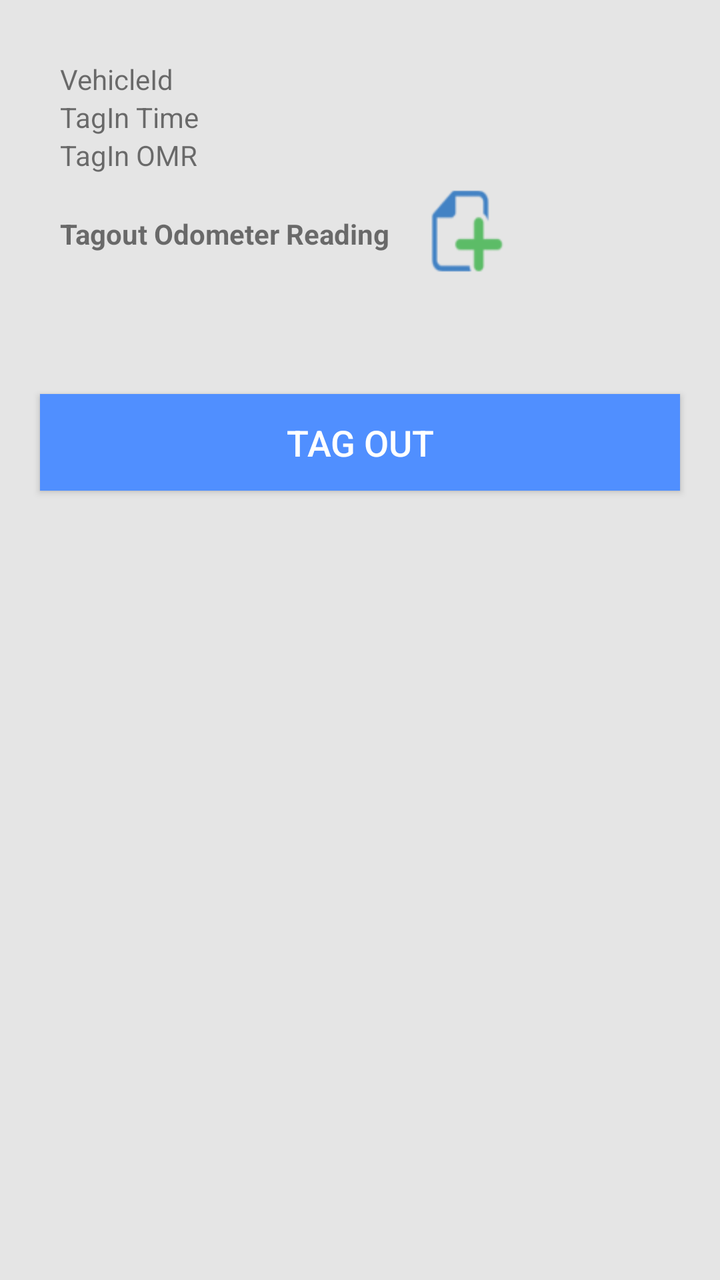
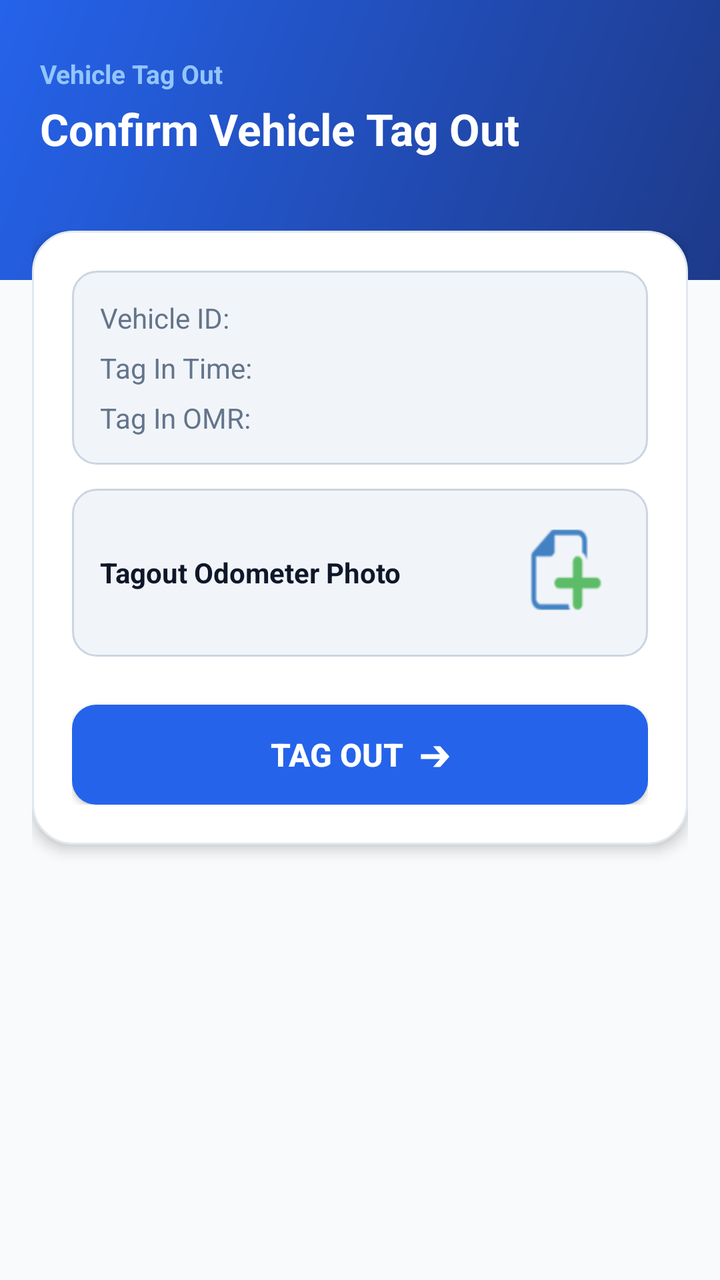

Compare the two renders of this Android layout. The source of the first and the diff that turns it into the second are given below.
<!-- AndroidManifest.xml: application theme AppTheme -->
<!-- res/layout/activity_tagout.xml -->
<?xml version="1.0" encoding="utf-8"?>
<LinearLayout xmlns:android="http://schemas.android.com/apk/res/android"
              android:orientation="vertical"
              android:layout_width="match_parent"
              android:layout_height="match_parent"
              android:id="@+id/activity_checklist"
              android:background="@color/gray">
    <LinearLayout
        android:layout_width="match_parent"
        android:layout_height="wrap_content"
        android:orientation="vertical"
        android:paddingLeft="30dp"
        android:paddingTop="30dp">
    <LinearLayout
        android:layout_width="wrap_content"
        android:layout_height="wrap_content"
        android:orientation="horizontal">
        <TextView
            android:layout_width="90dp"
            android:layout_height="wrap_content"
            android:text="VehicleId"/>
        <TextView
            android:layout_width="wrap_content"
            android:layout_height="wrap_content"
            android:id="@+id/vehicleid"
            android:textStyle="bold"/>
    </LinearLayout>
    <LinearLayout
        android:layout_width="wrap_content"
        android:layout_height="wrap_content"
        android:orientation="horizontal">
        <TextView
            android:layout_width="90dp"
            android:layout_height="wrap_content"
            android:text="TagIn Time"/>
        <TextView
            android:layout_width="wrap_content"
            android:layout_height="wrap_content"
            android:id="@+id/tagInTime"
            android:textStyle="bold"/>
    </LinearLayout>
        <LinearLayout
            android:layout_width="wrap_content"
            android:layout_height="wrap_content"
            android:orientation="horizontal">
            <TextView
                android:layout_width="90dp"
                android:layout_height="wrap_content"
                android:text="TagIn OMR"/>
            <TextView
                android:layout_width="wrap_content"
                android:layout_height="wrap_content"
                android:id="@+id/tagInOMR"
                android:textStyle="bold"/>
        </LinearLayout>
        <LinearLayout
            android:layout_width="wrap_content"
            android:layout_height="wrap_content"
            android:orientation="horizontal">

            <TextView
                android:layout_width="wrap_content"
                android:layout_height="wrap_content"
                android:text="Tagout Odometer Reading"
                android:textStyle="bold"
                android:layout_gravity="center_vertical"
                android:paddingEnd="8dp" />

            <ImageView
                android:layout_width="60dp"
                android:layout_height="60dp"
                android:id="@+id/image_camera"
                android:onClick="onClick"
                android:layout_gravity="center_vertical"
                android:src="@drawable/file_add" />
        </LinearLayout>

    </LinearLayout>
    <androidx.appcompat.widget.AppCompatButton
        android:id="@+id/btnTagOut"
        android:layout_width="fill_parent"
        android:layout_height="wrap_content"
        android:layout_marginTop="50dp"
        android:layout_marginLeft="20dp"
        android:layout_marginRight="20dp"
        android:padding="12dp"
        android:textSize="18dp"
        android:textColor="#ffffff"
        android:background="#508fff"
        android:text="Tag Out"/>

</LinearLayout>
<!-- resources referenced by this layout -->
<resources>
  <color name="gray">#E5E5E5</color>
  <!-- drawable file_add: png bitmap (drawable, 4534 bytes) -->
  <style name="AppTheme" parent="Theme.AppCompat.Light.DarkActionBar">
          
          <item name="colorPrimary">@color/colorPrimary</item>
          <item name="colorPrimaryDark">@color/colorPrimaryDark</item>
          <item name="colorAccent">@color/colorAccent</item>
      </style>
  <color name="colorPrimary">#3F51B5</color>
  <color name="colorPrimaryDark">#303F9F</color>
  <color name="colorAccent">#6495ED</color>
</resources>

<!-- the commit's change to res/layout/activity_tagout.xml (unified diff, before → after) -->
@@ -1,92 +1,177 @@
 <?xml version="1.0" encoding="utf-8"?>
-<LinearLayout xmlns:android="http://schemas.android.com/apk/res/android"
-              android:orientation="vertical"
-              android:layout_width="match_parent"
-              android:layout_height="match_parent"
-              android:id="@+id/activity_checklist"
-              android:background="@color/gray">
+<RelativeLayout xmlns:android="http://schemas.android.com/apk/res/android"
+    android:id="@+id/activity_checklist"
+    android:layout_width="match_parent"
+    android:layout_height="match_parent"
+    android:background="#F8FAFC">
+
+    
     <LinearLayout
+        android:id="@+id/header_container"
         android:layout_width="match_parent"
-        android:layout_height="wrap_content"
+        android:layout_height="140dp"
+        android:background="@drawable/bg_header_blue"
         android:orientation="vertical"
-        android:paddingLeft="30dp"
-        android:paddingTop="30dp">
-    <LinearLayout
-        android:layout_width="wrap_content"
-        android:layout_height="wrap_content"
-        android:orientation="horizontal">
-        <TextView
-            android:layout_width="90dp"
-            android:layout_height="wrap_content"
-            android:text="VehicleId"/>
+        android:paddingHorizontal="20dp"
+        android:paddingTop="28dp">
+
         <TextView
             android:layout_width="wrap_content"
             android:layout_height="wrap_content"
-            android:id="@+id/vehicleid"
-            android:textStyle="bold"/>
-    </LinearLayout>
-    <LinearLayout
-        android:layout_width="wrap_content"
-        android:layout_height="wrap_content"
-        android:orientation="horizontal">
-        <TextView
-            android:layout_width="90dp"
-            android:layout_height="wrap_content"
-            android:text="TagIn Time"/>
+            android:text="Vehicle Tag Out"
+            android:textColor="#93C5FD"
+            android:textSize="13sp"
+            android:textStyle="bold" />
+
         <TextView
             android:layout_width="wrap_content"
             android:layout_height="wrap_content"
-            android:id="@+id/tagInTime"
-            android:textStyle="bold"/>
+            android:layout_marginTop="4dp"
+            android:text="Confirm Vehicle Tag Out"
+            android:textColor="#FFFFFF"
+            android:textSize="22sp"
+            android:textStyle="bold" />
     </LinearLayout>
+
+    <ScrollView
+        android:layout_width="match_parent"
+        android:layout_height="match_parent"
+        android:layout_below="@id/header_container"
+        android:layout_marginTop="-25dp"
+        android:fillViewport="true">
+
         <LinearLayout
-            android:layout_width="wrap_content"
+            android:layout_width="match_parent"
             android:layout_height="wrap_content"
-            android:orientation="horizontal">
-            <TextView
-                android:layout_width="90dp"
+            android:orientation="vertical"
+            android:paddingHorizontal="16dp"
+            android:paddingBottom="24dp">
+
+            <LinearLayout
+                android:layout_width="match_parent"
                 android:layout_height="wrap_content"
-                android:text="TagIn OMR"/>
-            <TextView
-                android:layout_width="wrap_content"
-                android:layout_height="wrap_content"
-                android:id="@+id/tagInOMR"
-                android:textStyle="bold"/>
+                android:background="@drawable/bg_login_card"
+                android:elevation="4dp"
+                android:orientation="vertical"
+                android:padding="20dp">
+
+                
+                <LinearLayout
+                    android:layout_width="match_parent"
+                    android:layout_height="wrap_content"
+                    android:layout_marginBottom="12dp"
+                    android:background="@drawable/bg_phone_input"
+                    android:orientation="vertical"
+                    android:padding="14dp">
+
+                    <LinearLayout
+                        android:layout_width="match_parent"
+                        android:layout_height="wrap_content"
+                        android:layout_marginBottom="6dp"
+                        android:orientation="horizontal">
+
+                        <TextView
+                            android:layout_width="110dp"
+                            android:layout_height="wrap_content"
+                            android:text="Vehicle ID:"
+                            android:textColor="#64748B"
+                            android:textSize="14sp" />
+
+                        <TextView
+                            android:id="@+id/vehicleid"
+                            android:layout_width="wrap_content"
+                            android:layout_height="wrap_content"
+                            android:textColor="#0F172A"
+                            android:textSize="14sp"
+                            android:textStyle="bold" />
+                    </LinearLayout>
+
+                    <LinearLayout
+                        android:layout_width="match_parent"
+                        android:layout_height="wrap_content"
+                        android:layout_marginBottom="6dp"
+                        android:orientation="horizontal">
+
+                        <TextView
+                            android:layout_width="110dp"
+                            android:layout_height="wrap_content"
+                            android:text="Tag In Time:"
+                            android:textColor="#64748B"
+                            android:textSize="14sp" />
+
+                        <TextView
+                            android:id="@+id/tagInTime"
+                            android:layout_width="wrap_content"
+                            android:layout_height="wrap_content"
+                            android:textColor="#0F172A"
+                            android:textSize="14sp"
+                            android:textStyle="bold" />
+                    </LinearLayout>
+
+                    <LinearLayout
+                        android:layout_width="match_parent"
+                        android:layout_height="wrap_content"
+                        android:orientation="horizontal">
+
+                        <TextView
+                            android:layout_width="110dp"
+                            android:layout_height="wrap_content"
+                            android:text="Tag In OMR:"
+                            android:textColor="#64748B"
+                            android:textSize="14sp" />
+
+                        <TextView
+                            android:id="@+id/tagInOMR"
+                            android:layout_width="wrap_content"
+                            android:layout_height="wrap_content"
+                            android:textColor="#0F172A"
+                            android:textSize="14sp"
+                            android:textStyle="bold" />
+                    </LinearLayout>
+                </LinearLayout>
+
+                
+                <LinearLayout
+                    android:layout_width="match_parent"
+                    android:layout_height="wrap_content"
+                    android:layout_marginBottom="24dp"
+                    android:background="@drawable/bg_phone_input"
+                    android:gravity="center_vertical"
+                    android:orientation="horizontal"
+                    android:padding="14dp">
+
+                    <TextView
+                        android:layout_width="0dp"
+                        android:layout_height="wrap_content"
+                        android:layout_weight="1"
+                        android:text="Tagout Odometer Photo"
+                        android:textColor="#0F172A"
+                        android:textSize="14sp"
+                        android:textStyle="bold" />
+
+                    <ImageView
+                        android:id="@+id/image_camera"
+                        android:layout_width="56dp"
+                        android:layout_height="56dp"
+                        android:contentDescription="@null"
+                        android:onClick="onClick"
+                        android:scaleType="centerCrop"
+                        android:src="@drawable/file_add" />
+                </LinearLayout>
+
+                
+                <androidx.appcompat.widget.AppCompatButton
+                    android:id="@+id/btnTagOut"
+                    android:layout_width="match_parent"
+                    android:layout_height="50dp"
+                    android:background="@drawable/bg_login_button"
+                    android:elevation="2dp"
+                    android:text="TAG OUT  ➔"
+                    android:textColor="#FFFFFF"
+                    android:textSize="16sp"
+                    android:textStyle="bold" />
+
+            </LinearLayout>
         </LinearLayout>
-        <LinearLayout
-            android:layout_width="wrap_content"
-            android:layout_height="wrap_content"
-            android:orientation="horizontal">
-
-            <TextView
-                android:layout_width="wrap_content"
-                android:layout_height="wrap_content"
-                android:text="Tagout Odometer Reading"
-                android:textStyle="bold"
-                android:layout_gravity="center_vertical"
-                android:paddingEnd="8dp" />
-
-            <ImageView
-                android:layout_width="60dp"
-                android:layout_height="60dp"
-                android:id="@+id/image_camera"
-                android:onClick="onClick"
-                android:layout_gravity="center_vertical"
-                android:src="@drawable/file_add" />
-        </LinearLayout>
-
-    </LinearLayout>
-    <androidx.appcompat.widget.AppCompatButton
-        android:id="@+id/btnTagOut"
-        android:layout_width="fill_parent"
-        android:layout_height="wrap_content"
-        android:layout_marginTop="50dp"
-        android:layout_marginLeft="20dp"
-        android:layout_marginRight="20dp"
-        android:padding="12dp"
-        android:textSize="18dp"
-        android:textColor="#ffffff"
-        android:background="#508fff"
-        android:text="Tag Out"/>
-
-</LinearLayout>
+    </ScrollView>
+</RelativeLayout>
<!-- resource entries referenced after the edit -->
@@ -1,6 +1,43 @@
 <!-- resources referenced by this layout -->
 <resources>
-  <color name="gray">#E5E5E5</color>
+  <!-- drawable bg_header_blue (drawable) -->
+  <?xml version="1.0" encoding="utf-8"?>
+  <shape xmlns:android="http://schemas.android.com/apk/res/android">
+      <gradient
+          android:startColor="#1E3A8A"
+          android:endColor="#2563EB"
+          android:angle="135"/>
+  </shape>
+  <!-- drawable bg_login_button (drawable) -->
+  <?xml version="1.0" encoding="utf-8"?>
+  <selector xmlns:android="http://schemas.android.com/apk/res/android">
+      <item android:state_pressed="true">
+          <shape>
+              <solid android:color="#1D4ED8" />
+              <corners android:radius="12dp" />
+          </shape>
+      </item>
+      <item>
+          <shape>
+              <solid android:color="#2563EB" />
+              <corners android:radius="12dp" />
+          </shape>
+      </item>
+  </selector>
+  <!-- drawable bg_login_card (drawable) -->
+  <?xml version="1.0" encoding="utf-8"?>
+  <shape xmlns:android="http://schemas.android.com/apk/res/android">
+      <solid android:color="#FFFFFF" />
+      <corners android:radius="20dp" />
+      <stroke android:width="1dp" android:color="#E2E8F0" />
+  </shape>
+  <!-- drawable bg_phone_input (drawable) -->
+  <?xml version="1.0" encoding="utf-8"?>
+  <shape xmlns:android="http://schemas.android.com/apk/res/android">
+      <solid android:color="#F1F5F9" />
+      <corners android:radius="12dp" />
+      <stroke android:width="1dp" android:color="#CBD5E1" />
+  </shape>
   <!-- drawable file_add: png bitmap (drawable, 4534 bytes) -->
   <style name="AppTheme" parent="Theme.AppCompat.Light.DarkActionBar">
           
